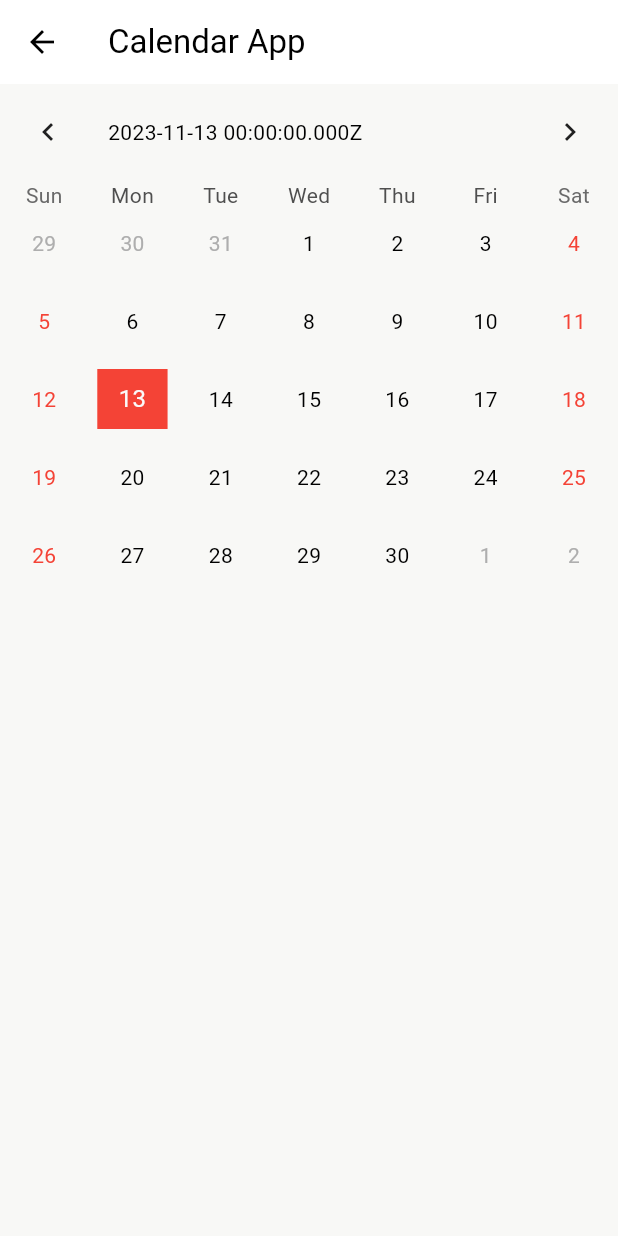
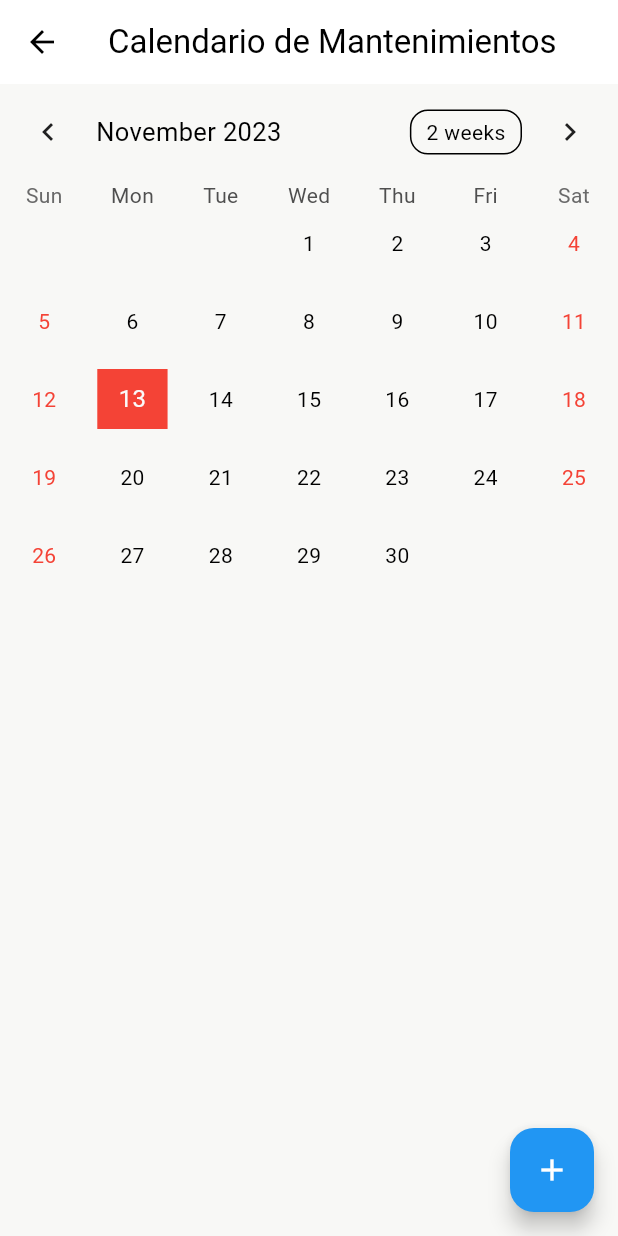
Before and after one commit to Tian2803/notify_home, a Flutter app: the CalendarNotify screen opened directly, on a phone screen of 412 x 824 dp. Run offline on Flutter 3.47's test engine with Material 3 defaults, Android fonts, the light colour scheme and no system bars; drawn by our look-alikes of table_calendar; our stand-ins replace cloud_firestore, dropdown_button2, firebase_auth, firebase_core; missing offline and left inert: flutter_phone_direct_caller; accounts and stored records are empty; generated files the repository leaves out were written again.

Commit message:
change commit

```diff
--- /dev/null
+++ b/lib/models/evento.dart
@@ -0,0 +1,21 @@
+class Evento {
+  final String id;
+  final String titulo;
+  final int anho;
+  final int mes;
+  final int dia;
+  final String electrodomesticoId;
+  final int prioridad;
+
+  Evento(
+      {required this.titulo,
+      this.id = '',
+      this.anho = 0,
+      this.mes = 0,
+      this.dia = 0,
+      this.electrodomesticoId = '',
+      this.prioridad = 0});
+
+  @override
+  String toString() => titulo;
+}
--- a/lib/views/vista_calendario.dart
+++ b/lib/views/vista_calendario.dart
@@ -1,4 +1,7 @@
+import 'package:firebase_auth/firebase_auth.dart';
 import 'package:flutter/material.dart';
+import 'package:notify_home/controllers/controller_evento.dart';
+import 'package:notify_home/models/evento.dart';
 import 'package:table_calendar/table_calendar.dart';
 
 class CalendarNotify extends StatefulWidget {
@@ -9,30 +12,85 @@ class CalendarNotify extends StatefulWidget {
 }
 
 class _CalendarNotifyState extends State<CalendarNotify> {
+  final uid = FirebaseAuth.instance.currentUser!.uid;
   late DateTime _focusedDay;
   late DateTime _firstDay;
   late DateTime _lastDay;
-  late DateTime _selectedDay;
+  DateTime? _selectedDay;
   late CalendarFormat _calendarFormat;
-
+  late DateTime currentDay;
+  Map<DateTime, List<Evento>> events = {};
+  final TextEditingController _eventController = TextEditingController();
+  late final ValueNotifier<List<Evento>> _selectedEvents;
   @override
   void initState() {
     super.initState();
+    _calendarFormat = CalendarFormat.month;
     _focusedDay = DateTime.now();
-    _firstDay = DateTime.now().subtract(const Duration(days: 1000));
+    _firstDay = DateTime.utc(2000, 1, 1);
     _lastDay = DateTime.now().add(const Duration(days: 1000));
-    _selectedDay = DateTime.now();
-    _calendarFormat = CalendarFormat.month;
+    _selectedDay = _focusedDay;
+    currentDay = DateTime.utc(2023, 11, 13);
+    _selectedEvents = ValueNotifier(_getEventsForDay(_selectedDay!));
+
+    _initialize();
+  }
+
+  void _onDaySelected(DateTime selectedDay, DateTime focusedDay) {
+    if (!isSameDay(_selectedDay, selectedDay)) {
+      setState(() {
+        _selectedDay = selectedDay;
+        _focusedDay = focusedDay;
+        _selectedEvents.value = _getEventsForDay(selectedDay);
+      });
+    }
+  }
+
+  List<Evento> _getEventsForDay(DateTime day) {
+    return events[day] ?? [];
+  }
+
+  Future<void> _initialize() async {
+    await cargarEventos();
+  }
+
+  //meter en un controlador
+  void anadirEvento(String nombre) {
+    final key = _selectedDay!; //DateTime.utc(año_db, mes_db, dia_db);
+    final eventList = events[key] ?? [];
+    eventList.add(Evento(titulo: nombre));
+    events[key] = eventList;
+  }
+
+  // función para cargar eventos desde la base de datos
+  Future<void> cargarEventos() async {
+    try {
+      print(uid);
+      final eventos = await loadEventsForUser(uid);
+      for (final evento in eventos) {
+        final key = DateTime.utc(evento.anho, evento.mes, evento.dia);
+        final eventList = events[key] ?? [];
+        eventList.add(Evento(titulo: evento.titulo));
+        setState(() {
+          events[key] = eventList;
+        });
+      }
+    } catch (e) {
+      print("Error al cargar eventos: $e");
+      // Manejar el error según sea necesario
+      // Puedes lanzar una excepción o realizar otras acciones
+    }
   }
 
   @override
   Widget build(BuildContext context) {
     return Scaffold(
       backgroundColor: const Color.fromARGB(248, 248, 248, 246),
-      appBar: AppBar(title: const Text('Calendar App')),
-      body: ListView(
+      appBar: AppBar(title: const Text('Calendario de Mantenimientos')),
+      floatingActionButton: addEventsToCalendar(context),
+      body: Column(
         children: [
-          TableCalendar(
+          TableCalendar<Evento>(
             calendarFormat: _calendarFormat,
             onFormatChanged: (format) {
               setState(() {
@@ -43,17 +101,10 @@ class _CalendarNotifyState extends State<CalendarNotify> {
             firstDay: _firstDay,
             lastDay: _lastDay,
             onPageChanged: (focusedDay) {
-              setState(() {
               _focusedDay = focusedDay;
-              });
             },
-            selectedDayPredicate: (day) => isSameDay(day, _selectedDay),
-            onDaySelected: (selectedDay, focusedDay) {
-              setState(() {
-                _selectedDay = selectedDay;
-                _focusedDay = focusedDay;
-              });
-            },
+            selectedDayPredicate: (day) => isSameDay(_selectedDay, day),
+            onDaySelected: _onDaySelected,
             calendarStyle: const CalendarStyle(
                 weekendTextStyle: TextStyle(
                   color: Colors.red,
@@ -62,22 +113,72 @@ class _CalendarNotifyState extends State<CalendarNotify> {
                   shape: BoxShape.rectangle,
                   color: Colors.red,
                 ),
+                outsideDaysVisible: false),
+            eventLoader: _getEventsForDay,
           ),
-            calendarBuilders: CalendarBuilders(
-              headerTitleBuilder: (context, day) {
+          const SizedBox(
+            height: 8.0,
+          ),
+          Expanded(
+            child: ValueListenableBuilder<List<Evento>>(
+                valueListenable: _selectedEvents,
+                builder: (context, value, _) {
+                  return ListView.builder(
+                      itemCount: value.length,
+                      itemBuilder: (context, index) {
                         return Container(
-                  padding: const EdgeInsets.all(8.0),
-                  child: Text(day.toString()),
+                          margin: const EdgeInsets.symmetric(
+                              horizontal: 12, vertical: 4),
+                          decoration: BoxDecoration(
+                              border: Border.all(),
+                              borderRadius: BorderRadius.circular(12)),
+                          child: ListTile(
+                            onTap: () => print(""),
+                            title: Text('${value[index]}'),
+                          ),
                         );
-              },
-            ),
-            // Deshabilitar la interacción con el calendario
-            onDayLongPressed: null,
-            onHeaderTapped: null,
-            availableCalendarFormats: const {CalendarFormat.month: ''},
+                      });
+                }),
           )
         ],
       ),
     );
   }
+
+  FloatingActionButton addEventsToCalendar(BuildContext context) {
+    return FloatingActionButton(
+      onPressed: () {
+        showDialog(
+            context: context,
+            builder: (context) {
+              return AlertDialog(
+                title: const Text('Add Event'),
+                content: TextField(
+                  controller: _eventController,
+                  decoration:
+                      const InputDecoration(hintText: 'Enter your event name'),
+                ),
+                actions: [
+                  TextButton(
+                      onPressed: () {
+                        Navigator.of(context).pop();
+                      },
+                      child: const Text('Cancel')),
+                  TextButton(
+                      onPressed: () {
+                        setState(() {
+                          anadirEvento(_eventController.text);
+                        });
+
+                        Navigator.of(context).pop();
+                        _selectedEvents.value = _getEventsForDay(_selectedDay!);
+                      },
+                      child: const Text('Ok'))
+                ],
+              );
+            });
+      },
+      child: const Icon(Icons.add),
+    );
   }
+}
```
Also changed, not shown: lib/controllers/controller_evento.dart (added, +24 -0 lines). Lines whose indentation alone changed are shown as unchanged.
